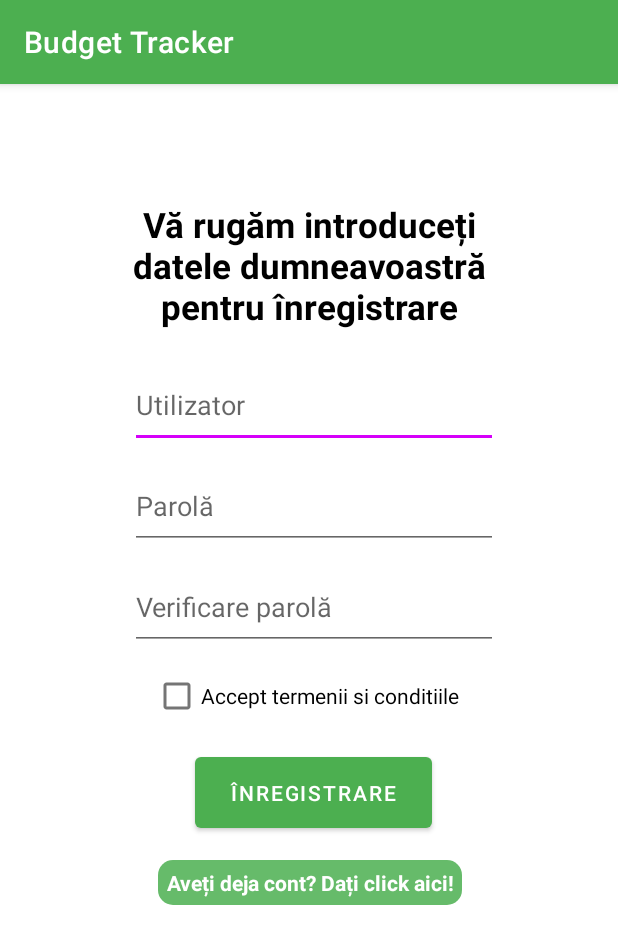
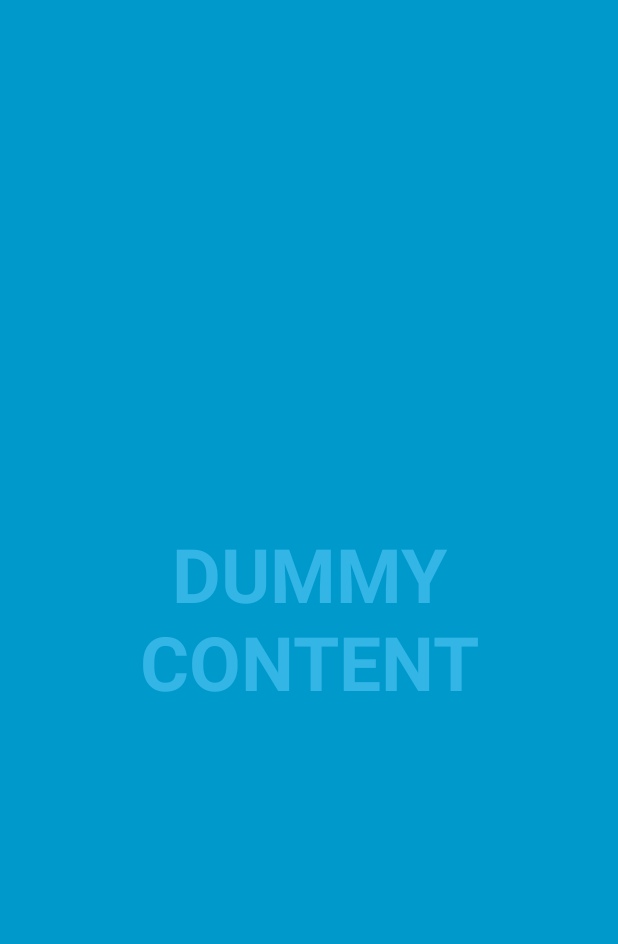
Before and after one commit to mihaiLambru/Budget-Tracker, an Android app: the screen it shows after launch (RegisterActivity before the commit, WelcomeActivity after it), on a phone screen of 412 x 824 dp. Shown: the top 944 px of the screen. Run offline under Robolectric (Android 15) with nearby library versions, the phone set to English and light mode, and no system bars.

Commit message:
Am adaugat activitatea de Welcome si am adaugat un fragment in acea activitate

```diff
--- a/app/build.gradle
+++ b/app/build.gradle
@@ -28,6 +28,7 @@
     implementation 'com.google.android.material:material:1.2.1'
     implementation 'androidx.appcompat:appcompat:1.2.0'
     implementation 'androidx.constraintlayout:constraintlayout:2.0.4'
+    implementation 'androidx.legacy:legacy-support-v4:1.0.0'
     testImplementation 'junit:junit:4.12'
     androidTestImplementation 'androidx.test.ext:junit:1.1.2'
     androidTestImplementation 'androidx.test.espresso:espresso-core:3.3.0'
--- /dev/null
+++ b/app/src/main/java/com/example/budgettracker/WelcomeActivity.java
@@ -0,0 +1,14 @@
+package com.example.budgettracker;
+
+import android.os.Bundle;
+
+import androidx.appcompat.app.AppCompatActivity;
+
+public class WelcomeActivity extends AppCompatActivity {
+
+    @Override
+    protected void onCreate(Bundle savedInstanceState) {
+        super.onCreate(savedInstanceState);
+        setContentView(R.layout.activity_welcome);
+    }
+}
--- /dev/null
+++ b/app/src/main/java/com/example/budgettracker/WelcomeFragment1.java
@@ -0,0 +1,223 @@
+package com.example.budgettracker;
+
+import android.annotation.SuppressLint;
+import android.app.Activity;
+import android.os.Bundle;
+import android.os.Handler;
+import android.view.LayoutInflater;
+import android.view.MotionEvent;
+import android.view.View;
+import android.view.ViewGroup;
+import android.view.WindowManager;
+
+import androidx.annotation.NonNull;
+import androidx.annotation.Nullable;
+import androidx.appcompat.app.ActionBar;
+import androidx.appcompat.app.AppCompatActivity;
+import androidx.fragment.app.Fragment;
+
+/**
+ * An example full-screen activity that shows and hides the system UI (i.e.
+ * status bar and navigation/system bar) with user interaction.
+ */
+public class WelcomeFragment1 extends Fragment {
+    /**
+     * Whether or not the system UI should be auto-hidden after
+     * {@link #AUTO_HIDE_DELAY_MILLIS} milliseconds.
+     */
+    private static final boolean AUTO_HIDE = true;
+
+    /**
+     * If {@link #AUTO_HIDE} is set, the number of milliseconds to wait after
+     * user interaction before hiding the system UI.
+     */
+    private static final int AUTO_HIDE_DELAY_MILLIS = 3000;
+
+    /**
+     * Some older devices needs a small delay between UI widget updates
+     * and a change of the status and navigation bar.
+     */
+    private static final int UI_ANIMATION_DELAY = 300;
+    private final Handler mHideHandler = new Handler();
+    private final Runnable mHidePart2Runnable = new Runnable() {
+        @SuppressLint("InlinedApi")
+        @Override
+        public void run() {
+            // Delayed removal of status and navigation bar
+
+            // Note that some of these constants are new as of API 16 (Jelly Bean)
+            // and API 19 (KitKat). It is safe to use them, as they are inlined
+            // at compile-time and do nothing on earlier devices.
+            int flags = View.SYSTEM_UI_FLAG_LOW_PROFILE
+                    | View.SYSTEM_UI_FLAG_FULLSCREEN
+                    | View.SYSTEM_UI_FLAG_LAYOUT_STABLE
+                    | View.SYSTEM_UI_FLAG_IMMERSIVE_STICKY
+                    | View.SYSTEM_UI_FLAG_LAYOUT_HIDE_NAVIGATION
+                    | View.SYSTEM_UI_FLAG_HIDE_NAVIGATION;
+
+            Activity activity = getActivity();
+            if (activity != null
+                    && activity.getWindow() != null) {
+                activity.getWindow().getDecorView().setSystemUiVisibility(flags);
+            }
+            ActionBar actionBar = getSupportActionBar();
+            if (actionBar != null) {
+                actionBar.hide();
+            }
+
+        }
+    };
+    /**
+     * Touch listener to use for in-layout UI controls to delay hiding the
+     * system UI. This is to prevent the jarring behavior of controls going away
+     * while interacting with activity UI.
+     */
+    private final View.OnTouchListener mDelayHideTouchListener = new View.OnTouchListener() {
+        @Override
+        public boolean onTouch(View view, MotionEvent motionEvent) {
+            if (AUTO_HIDE) {
+                delayedHide(AUTO_HIDE_DELAY_MILLIS);
+            }
+            return false;
+        }
+    };
+    private View mContentView;
+    private View mControlsView;
+    private final Runnable mShowPart2Runnable = new Runnable() {
+        @Override
+        public void run() {
+            // Delayed display of UI elements
+            ActionBar actionBar = getSupportActionBar();
+            if (actionBar != null) {
+                actionBar.show();
+            }
+            mControlsView.setVisibility(View.VISIBLE);
+        }
+    };
+    private boolean mVisible;
+    private final Runnable mHideRunnable = new Runnable() {
+        @Override
+        public void run() {
+            hide();
+        }
+    };
+
+    @Nullable
+    @Override
+    public View onCreateView(@NonNull LayoutInflater inflater,
+                             @Nullable ViewGroup container,
+                             @Nullable Bundle savedInstanceState) {
+        return inflater.inflate(R.layout.fragment_welcome1, container, false);
+    }
+
+    @Override
+    public void onViewCreated(@NonNull View view, @Nullable Bundle savedInstanceState) {
+        super.onViewCreated(view, savedInstanceState);
+        mVisible = true;
+
+        mControlsView = view.findViewById(R.id.fullscreen_content_controls);
+        mContentView = view.findViewById(R.id.fullscreen_content);
+
+        // Set up the user interaction to manually show or hide the system UI.
+        mContentView.setOnClickListener(new View.OnClickListener() {
+            @Override
+            public void onClick(View view) {
+                toggle();
+            }
+        });
+
+        // Upon interacting with UI controls, delay any scheduled hide()
+        // operations to prevent the jarring behavior of controls going away
+        // while interacting with the UI.
+        view.findViewById(R.id.dummy_button).setOnTouchListener(mDelayHideTouchListener);
+    }
+
+    @Override
+    public void onResume() {
+        super.onResume();
+        if (getActivity() != null && getActivity().getWindow() != null) {
+            getActivity().getWindow().addFlags(WindowManager.LayoutParams.FLAG_LAYOUT_NO_LIMITS);
+        }
+
+        // Trigger the initial hide() shortly after the activity has been
+        // created, to briefly hint to the user that UI controls
+        // are available.
+        delayedHide(100);
+    }
+
+    @Override
+    public void onPause() {
+        super.onPause();
+        if (getActivity() != null && getActivity().getWindow() != null) {
+            getActivity().getWindow().clearFlags(WindowManager.LayoutParams.FLAG_LAYOUT_NO_LIMITS);
+
+            // Clear the systemUiVisibility flag
+            getActivity().getWindow().getDecorView().setSystemUiVisibility(0);
+        }
+        show();
+    }
+
+    @Override
+    public void onDestroy() {
+        super.onDestroy();
+        mContentView = null;
+        mControlsView = null;
+    }
+
+    private void toggle() {
+        if (mVisible) {
+            hide();
+        } else {
+            show();
+        }
+    }
+
+    private void hide() {
+        // Hide UI first
+        ActionBar actionBar = getSupportActionBar();
+        if (actionBar != null) {
+            actionBar.hide();
+        }
+        mControlsView.setVisibility(View.GONE);
+        mVisible = false;
+
+        // Schedule a runnable to remove the status and navigation bar after a delay
+        mHideHandler.removeCallbacks(mShowPart2Runnable);
+        mHideHandler.postDelayed(mHidePart2Runnable, UI_ANIMATION_DELAY);
+    }
+
+    @SuppressLint("InlinedApi")
+    private void show() {
+        // Show the system bar
+        mContentView.setSystemUiVisibility(View.SYSTEM_UI_FLAG_LAYOUT_FULLSCREEN
+                | View.SYSTEM_UI_FLAG_LAYOUT_HIDE_NAVIGATION);
+        mVisible = true;
+
+        // Schedule a runnable to display UI elements after a delay
+        mHideHandler.removeCallbacks(mHidePart2Runnable);
+        mHideHandler.postDelayed(mShowPart2Runnable, UI_ANIMATION_DELAY);
+        ActionBar actionBar = getSupportActionBar();
+        if (actionBar != null) {
+            actionBar.show();
+        }
+    }
+
+    /**
+     * Schedules a call to hide() in delay milliseconds, canceling any
+     * previously scheduled calls.
+     */
+    private void delayedHide(int delayMillis) {
+        mHideHandler.removeCallbacks(mHideRunnable);
+        mHideHandler.postDelayed(mHideRunnable, delayMillis);
+    }
+
+    @Nullable
+    private ActionBar getSupportActionBar() {
+        ActionBar actionBar = null;
+        if (getActivity() instanceof AppCompatActivity) {
+            AppCompatActivity activity = (AppCompatActivity) getActivity();
+            actionBar = activity.getSupportActionBar();
+        }
+        return actionBar;
+    }
+}
--- a/app/src/main/res/layout/activity_register.xml
+++ b/app/src/main/res/layout/activity_register.xml
@@ -8,13 +8,13 @@
 
     <Button
         android:id="@+id/buttonRegister"
-        android:layout_width="158dp"
-        android:layout_height="59dp"
+        android:layout_width="wrap_content"
+        android:layout_height="57dp"
         android:layout_marginTop="12dp"
-        android:layout_marginEnd="124dp"
         android:onClick="inregistrateBtn"
         android:text="@string/inregButton"
         app:layout_constraintEnd_toEndOf="parent"
+        app:layout_constraintStart_toStartOf="parent"
         app:layout_constraintTop_toBottomOf="@+id/checkBox" />
 
     <EditText
@@ -59,20 +59,20 @@
         android:layout_width="wrap_content"
         android:layout_height="wrap_content"
         android:layout_marginTop="15dp"
-        android:layout_marginEnd="104dp"
         android:background="@drawable/rounded_text_view_green"
         android:gravity="center"
+        android:onClick="onClickToLogin"
         android:padding="5dp"
         android:text="@string/info_register_page_bottom"
         android:textColor="@color/white"
         android:textStyle="bold"
-        android:onClick="onClickToLogin"
         app:layout_constraintEnd_toEndOf="parent"
+        app:layout_constraintStart_toStartOf="parent"
         app:layout_constraintTop_toBottomOf="@+id/buttonRegister" />
 
     <TextView
         android:id="@+id/textViewInfoRegister"
-        android:layout_width="255dp"
+        android:layout_width="245dp"
         android:layout_height="98dp"
         android:layout_marginTop="72dp"
         android:fontFamily="sans-serif"
--- /dev/null
+++ b/app/src/main/res/layout/activity_welcome.xml
@@ -0,0 +1,19 @@
+<?xml version="1.0" encoding="utf-8"?>
+<androidx.constraintlayout.widget.ConstraintLayout xmlns:android="http://schemas.android.com/apk/res/android"
+    xmlns:app="http://schemas.android.com/apk/res-auto"
+    xmlns:tools="http://schemas.android.com/tools"
+    android:layout_width="match_parent"
+    android:layout_height="match_parent"
+    tools:context=".WelcomeActivity">
+
+    <fragment
+        android:id="@+id/fragment3"
+        android:name="com.example.budgettracker.WelcomeFragment1"
+        android:layout_width="0dp"
+        android:layout_height="0dp"
+        app:layout_constraintBottom_toBottomOf="parent"
+        app:layout_constraintEnd_toEndOf="parent"
+        app:layout_constraintHorizontal_bias="0.498"
+        app:layout_constraintStart_toStartOf="parent"
+        app:layout_constraintTop_toTopOf="parent" />
+</androidx.constraintlayout.widget.ConstraintLayout>
--- /dev/null
+++ b/app/src/main/res/layout/fragment_welcome1.xml
@@ -0,0 +1,51 @@
+<?xml version="1.0" encoding="utf-8"?>
+<FrameLayout xmlns:android="http://schemas.android.com/apk/res/android"
+    xmlns:tools="http://schemas.android.com/tools"
+    android:layout_width="match_parent"
+    android:layout_height="match_parent"
+    android:background="#0099cc"
+    tools:context=".WelcomeFragment1">
+
+    <!-- The primary full-screen view. This can be replaced with whatever view
+         is needed to present your content, e.g. VideoView, SurfaceView,
+         TextureView, etc. -->
+    <TextView
+        android:id="@+id/fullscreen_content"
+        android:layout_width="match_parent"
+        android:layout_height="match_parent"
+        android:gravity="center"
+        android:keepScreenOn="true"
+        android:text="@string/dummy_content"
+        android:textColor="#33b5e5"
+        android:textSize="50sp"
+        android:textStyle="bold" />
+
+    <!-- This FrameLayout insets its children based on system windows using
+         android:fitsSystemWindows. -->
+    <FrameLayout
+        android:layout_width="match_parent"
+        android:layout_height="match_parent"
+        android:fitsSystemWindows="true">
+
+        <LinearLayout
+            android:id="@+id/fullscreen_content_controls"
+            style="?android:attr/buttonBarStyle"
+            android:layout_width="match_parent"
+            android:layout_height="wrap_content"
+            android:layout_gravity="bottom|center_horizontal"
+            android:background="@color/black_overlay"
+            android:orientation="horizontal"
+            tools:ignore="UselessParent">
+
+            <Button
+                android:id="@+id/dummy_button"
+                style="?android:attr/buttonBarButtonStyle"
+                android:layout_width="0dp"
+                android:layout_height="wrap_content"
+                android:layout_weight="1"
+                android:text="@string/dummy_button" />
+
+        </LinearLayout>
+    </FrameLayout>
+
+</FrameLayout>
--- a/app/src/main/res/values/colors.xml
+++ b/app/src/main/res/values/colors.xml
@@ -9,4 +9,5 @@
     <color name="colorCustomAccent">#D500F9</color>
     <color name="black">#000000</color>
     <color name="white">#FFFFFF</color>
+    <color name="black_overlay">#66000000</color>
 </resources>
--- a/app/src/main/res/values/strings.xml
+++ b/app/src/main/res/values/strings.xml
@@ -15,6 +15,10 @@
     <string name="BeneficiarText">Beneficiar</string>
     <string name="NotăText">Notă</string>
     <string name="info_register_page_bottom">Aveți deja cont? Dați click aici!</string>
-    <string name="info_register_page_top">Vă rugăm introduceți datele dumneavoastră pentru înregistrare</string>
+    <string name="info_register_page_top">Înregistrare</string>
     <string name="termeni_conditii">Accept termenii si conditiile</string>
+    <!-- TODO: Remove or change this placeholder text -->
+    <string name="hello_blank_fragment">Hello blank fragment</string>
+    <string name="dummy_button">Dummy Button</string>
+    <string name="dummy_content">DUMMY\nCONTENT</string>
 </resources>
```
Also changed, not shown: app/src/main/AndroidManifest.xml (+9 -5 lines).
